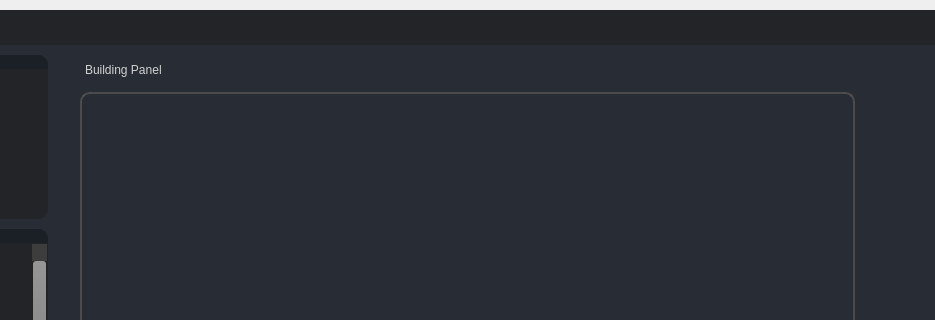
This is ui/GuiMainWindow.ui in frankyiu/fyp_ANNBuilder as Qt 5 draws it before an edit; both pictures show x 225 to 1160 and y 0 to 320 of the 1300 by 740 pixel window. The edited form follows.
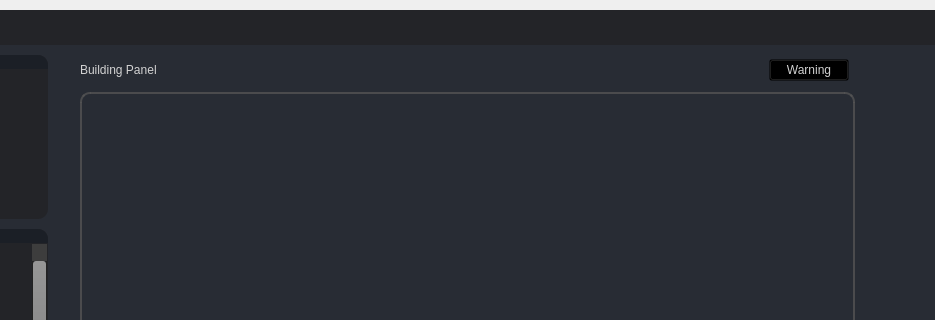
This is the edited form. Icons and pictures are not drawn. Custom widgets are drawn as their Qt base class.

```diff
--- a/ui/GuiMainWindow.ui
+++ b/ui/GuiMainWindow.ui
@@ -2636,13 +2636,13 @@
                                </property>
                                <layout class="QHBoxLayout" name="horizontalLayout_7">
                                 <property name="leftMargin">
-                                 <number>5</number>
+                                 <number>0</number>
                                 </property>
                                 <property name="topMargin">
                                  <number>0</number>
                                 </property>
                                 <property name="rightMargin">
-                                 <number>5</number>
+                                 <number>0</number>
                                 </property>
                                 <property name="bottomMargin">
                                  <number>0</number>
@@ -2665,6 +2665,23 @@
                                   </property>
                                  </widget>
                                 </item>
+                                <item>
+                                 <widget class="QPushButton" name="btn_message">
+                                  <property name="cursor">
+                                   <cursorShape>PointingHandCursor</cursorShape>
+                                  </property>
+                                  <property name="text">
+                                   <string>Warning</string>
+                                  </property>
+                                  <property name="icon">
+                                   <iconset resource="../files.qrc">
+                                    <normaloff>:/basic/icons/basic/warning.png</normaloff>:/basic/icons/basic/warning.png</iconset>
+                                  </property>
+                                  <property name="checkable">
+                                   <bool>true</bool>
+                                  </property>
+                                 </widget>
+                                </item>
                                 <item>
                                  <widget class="QWidget" name="widget_toolbar" native="true">
                                   <property name="sizePolicy">
```
